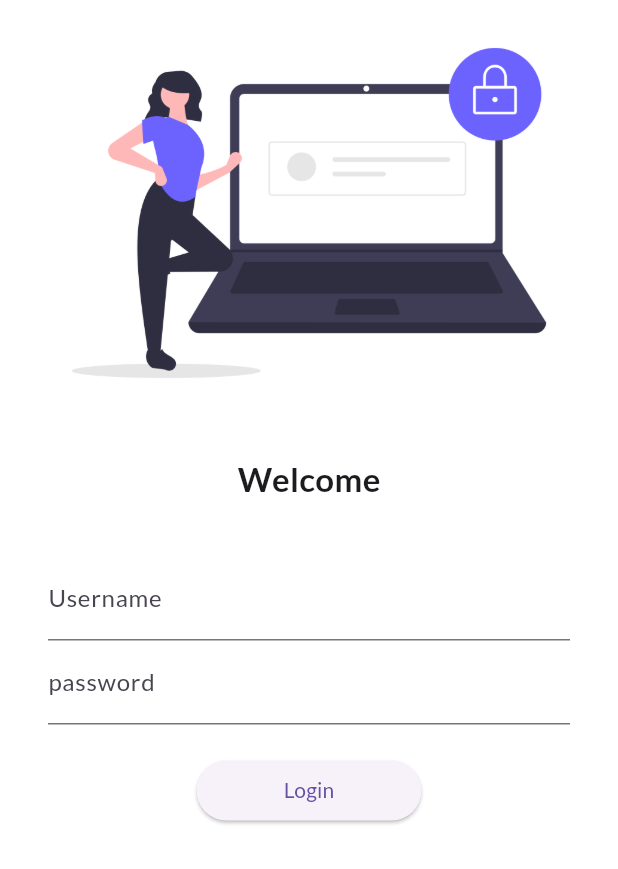
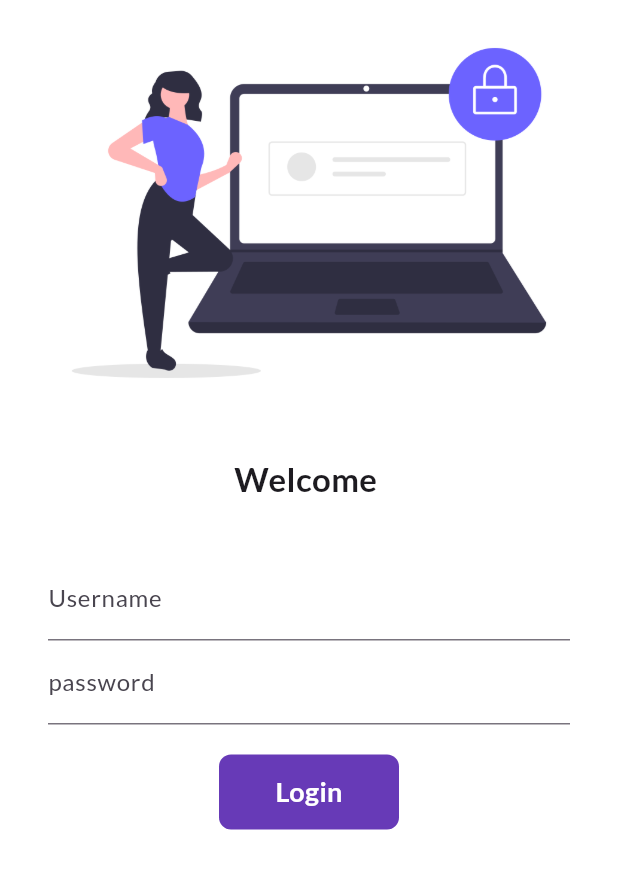
Before and after one commit to anaskhan97/30DaysOfFlutter, a Flutter app: the screen it shows after launch, on a phone screen of 412 x 824 dp. Shown: the top 869 px of the screen. Run offline on Flutter 3.47's test engine with Material 3 defaults, Android fonts, the phone set to English and light mode, and no system bars; our stand-ins replace google_fonts.

Commit message:
day 6 completed

```diff
--- a/lib/pages/login_page.dart
+++ b/lib/pages/login_page.dart
@@ -1,9 +1,16 @@
 import 'package:flutter/material.dart';
 import 'package:flutter_application_2/utils/routes.dart';
 
-class LoginPage extends StatelessWidget {
+class LoginPage extends StatefulWidget {
   const LoginPage({super.key});
 
+  @override
+  State<LoginPage> createState() => _LoginPageState();
+}
+
+class _LoginPageState extends State<LoginPage> {
+  String name = "";
+  bool changeButton = false;
   @override
   Widget build(BuildContext context) {
     return Material(
@@ -19,7 +26,7 @@ class LoginPage extends StatelessWidget {
               height: 20.0,
             ),
             Text(
-              "Welcome",
+              "Welcome $name",
               style: TextStyle(fontSize: 22, fontWeight: FontWeight.bold),
             ),
             SizedBox(
@@ -34,6 +41,10 @@ class LoginPage extends StatelessWidget {
                       hintText: "Enter Username",
                       labelText: "Username",
                     ),
+                    onChanged: (value) {
+                      name = value;
+                      setState(() {});
+                    },
                   ),
                   TextFormField(
                     obscureText: true,
@@ -45,13 +56,44 @@ class LoginPage extends StatelessWidget {
                   SizedBox(
                     height: 20,
                   ),
-                  ElevatedButton(
+                  InkWell(
+                    onTap: () async {
+                      setState(() {
+                        changeButton = true;
+                      });
+                      await Future.delayed(Duration(seconds: 1));
+                      Navigator.pushNamed(context, MyRoutes.homeRoute);
+                    },
+                    child: AnimatedContainer(
+                      duration: Duration(seconds: 1),
+                      height: 50,
+                      width: changeButton ? 50 : 120,
+                      alignment: Alignment.center,
+                      child: changeButton
+                          ? Icon(
+                              Icons.done,
+                              color: Colors.white,
+                            )
+                          : Text(
+                              "Login",
+                              style: TextStyle(
+                                  color: Colors.white,
+                                  fontWeight: FontWeight.bold,
+                                  fontSize: 18),
+                            ),
+                      decoration: BoxDecoration(
+                          color: Colors.deepPurple,
+                          borderRadius:
+                              BorderRadius.circular(changeButton ? 50 : 8)),
+                    ),
+                  )
+                  /* ElevatedButton(
                     onPressed: () {
                       Navigator.pushNamed(context, MyRoutes.homeRoute);
                     },
                     child: Text("Login"),
                     style: TextButton.styleFrom(minimumSize: Size(150, 40)),
-                  )
+                  ) */
                 ],
               ),
             ),
```
